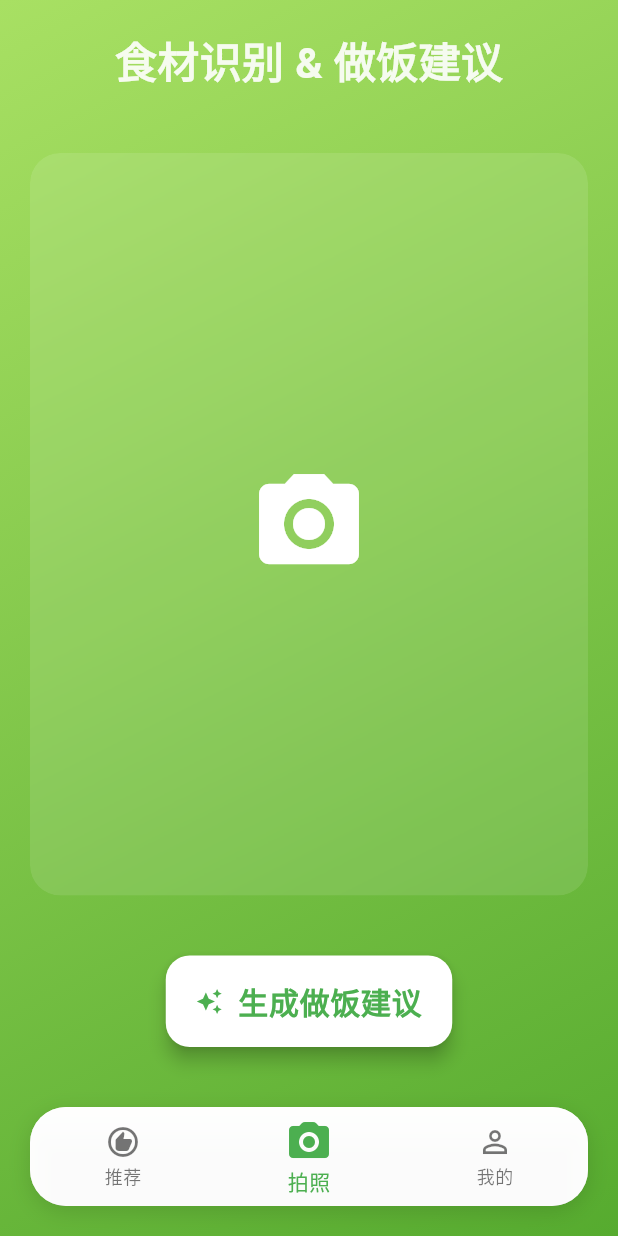
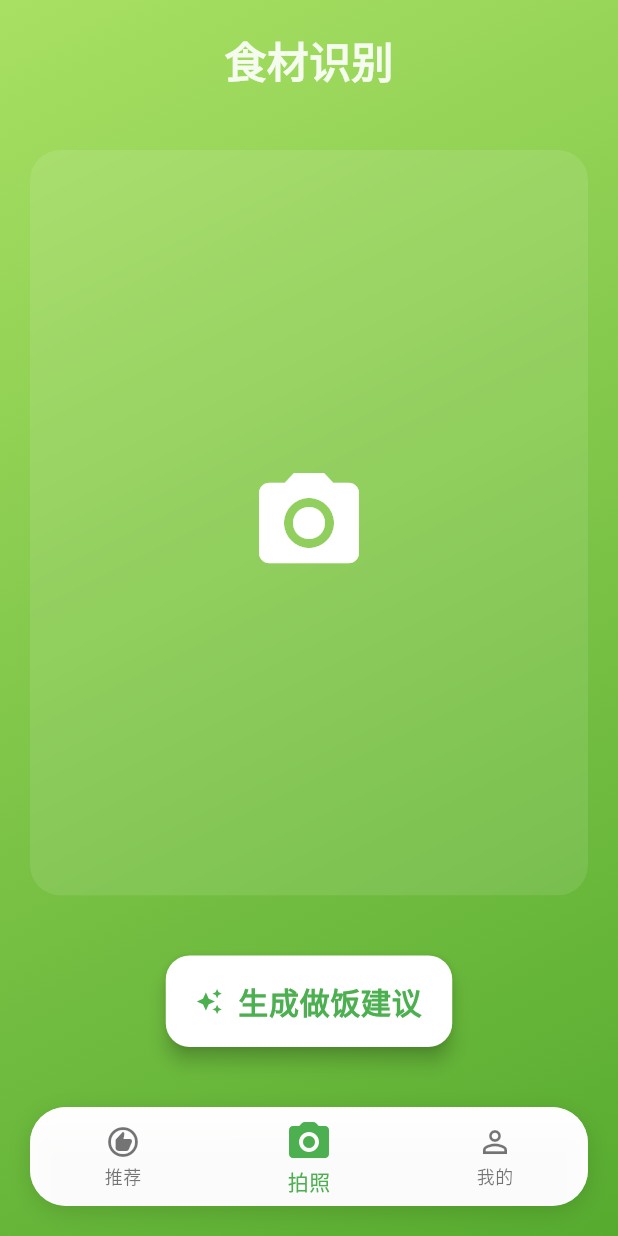
Before and after one commit to fengjutian/cook_scan, a Flutter app: the screen it shows after launch, on a phone screen of 412 x 824 dp. Run offline on Flutter 3.47's test engine with Material 3 defaults, Android fonts, the phone set to English and light mode, and no system bars; our stand-ins replace image_picker, shared_preferences.

Commit message:
style(home_page): 修改主页标题为"食材识别"
移除标题中冗余的"& 做饭建议"部分，保持界面简洁

```diff
--- a/lib/pages/home_page.dart
+++ b/lib/pages/home_page.dart
@@ -39,7 +39,7 @@ class _HomePageState extends State<HomePage>
             children: [
               const SizedBox(height: 20),
               Text(
-                '食材识别 & 做饭建议',
+                '食材识别',
                 style: TextStyle(
                   fontSize: 28,
                   fontWeight: FontWeight.bold,
```
